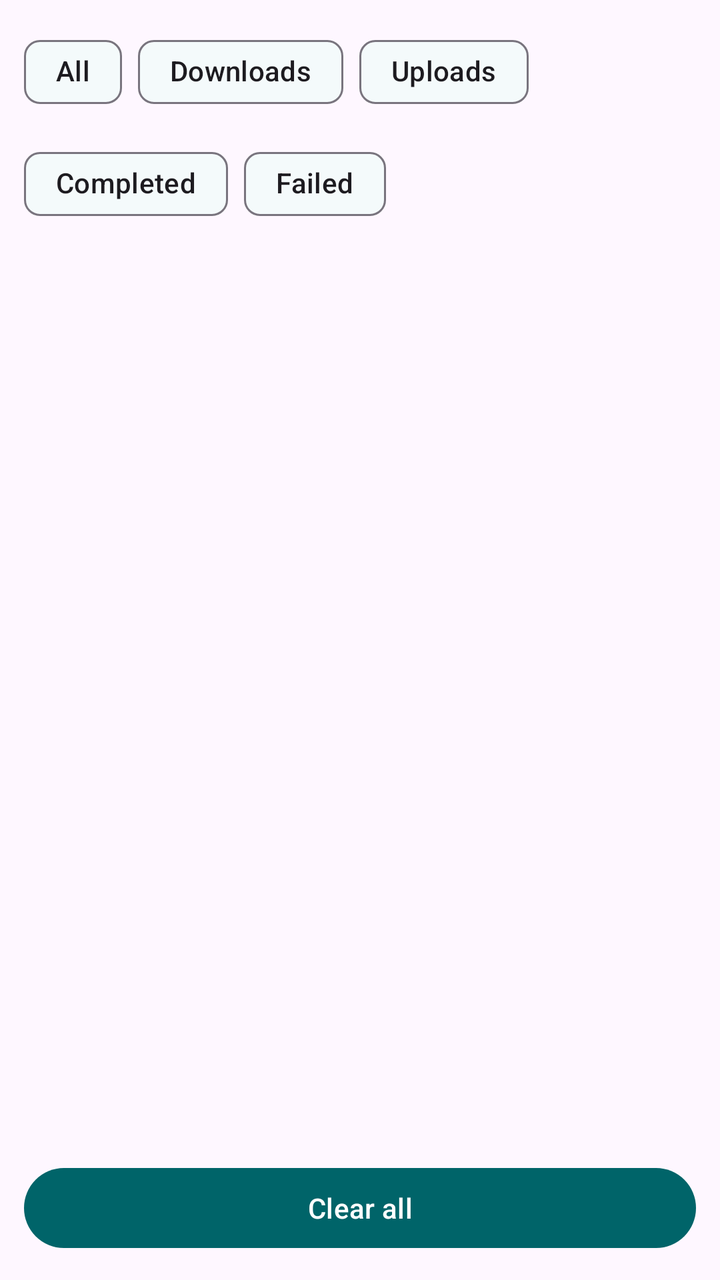
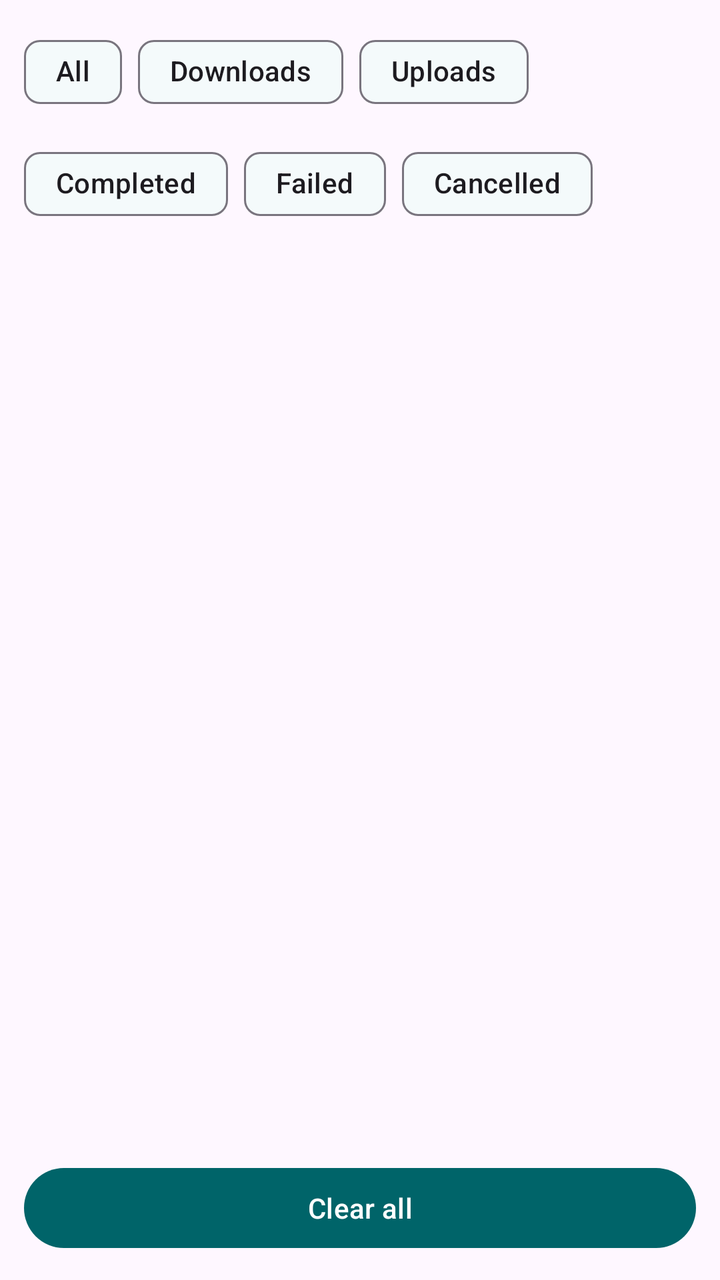

An Android layout rendered at two revisions. The XML below is the earlier revision; the diff shows what the commit changed to produce the second picture.
<!-- AndroidManifest.xml: application theme Theme.WiFiFileShare -->
<!-- res/layout/fragment_transfers.xml -->
<?xml version="1.0" encoding="utf-8"?>
<LinearLayout xmlns:android="http://schemas.android.com/apk/res/android"
    xmlns:app="http://schemas.android.com/apk/res-auto"
    android:layout_width="match_parent"
    android:layout_height="match_parent"
    android:orientation="vertical"
    android:padding="12dp">

    <com.google.android.material.chip.ChipGroup
        android:id="@+id/filter_chips"
        android:layout_width="match_parent"
        android:layout_height="wrap_content"
        app:singleSelection="true">

        <com.google.android.material.chip.Chip
            android:id="@+id/chip_all"
            android:layout_width="wrap_content"
            android:layout_height="wrap_content"
            android:checked="true"
            android:text="@string/all" />

        <com.google.android.material.chip.Chip
            android:id="@+id/chip_downloads"
            android:layout_width="wrap_content"
            android:layout_height="wrap_content"
            android:text="@string/downloads" />

        <com.google.android.material.chip.Chip
            android:id="@+id/chip_uploads"
            android:layout_width="wrap_content"
            android:layout_height="wrap_content"
            android:text="@string/uploads" />

        <com.google.android.material.chip.Chip
            android:id="@+id/chip_completed"
            android:layout_width="wrap_content"
            android:layout_height="wrap_content"
            android:text="@string/completed" />

        <com.google.android.material.chip.Chip
            android:id="@+id/chip_failed"
            android:layout_width="wrap_content"
            android:layout_height="wrap_content"
            android:text="@string/failed" />
    </com.google.android.material.chip.ChipGroup>

    <androidx.recyclerview.widget.RecyclerView
        android:id="@+id/transfers_recycler"
        android:layout_width="match_parent"
        android:layout_height="0dp"
        android:layout_weight="1"
        android:clipToPadding="false"
        android:paddingTop="8dp" />

    <com.google.android.material.button.MaterialButton
        android:id="@+id/clear_button"
        android:layout_width="match_parent"
        android:layout_height="wrap_content"
        android:text="Clear all" />

</LinearLayout>
<!-- resources referenced by this layout -->
<resources>
  <string name="all">All</string>
  <string name="completed">Completed</string>
  <string name="downloads">Downloads</string>
  <string name="failed">Failed</string>
  <string name="uploads">Uploads</string>
  <style name="Theme.WiFiFileShare" parent="Theme.Material3.DayNight.NoActionBar">
          <item name="colorPrimary">@color/primary_light</item>
          <item name="colorOnPrimary">@android:color/white</item>
          <item name="colorSurface">@color/surface_light</item>
          <item name="android:statusBarColor" tools:targetApi="l">@android:color/transparent</item>
          <item name="android:navigationBarColor">@color/surface_light</item>
          <item name="shapeAppearanceLargeComponent">@style/ShapeAppearance.WiFiFileShare.Large</item>
      </style>
  <color name="primary_light">#006469</color>
  <color name="surface_light">#F4FAFB</color>
  <style name="ShapeAppearance.WiFiFileShare.Large" parent="ShapeAppearance.Material3.LargeComponent">
          <item name="cornerSize">24dp</item>
      </style>
</resources>

<!-- the commit's change to res/layout/fragment_transfers.xml (unified diff, before → after) -->
@@ -42,6 +42,12 @@
             android:layout_width="wrap_content"
             android:layout_height="wrap_content"
             android:text="@string/failed" />
+
+        <com.google.android.material.chip.Chip
+            android:id="@+id/chip_cancelled"
+            android:layout_width="wrap_content"
+            android:layout_height="wrap_content"
+            android:text="@string/cancelled" />
     </com.google.android.material.chip.ChipGroup>
 
     <androidx.recyclerview.widget.RecyclerView
<!-- resource entries referenced after the edit -->
@@ -1,6 +1,7 @@
 <!-- resources referenced by this layout -->
 <resources>
   <string name="all">All</string>
+  <string name="cancelled">Cancelled</string>
   <string name="completed">Completed</string>
   <string name="downloads">Downloads</string>
   <string name="failed">Failed</string>
